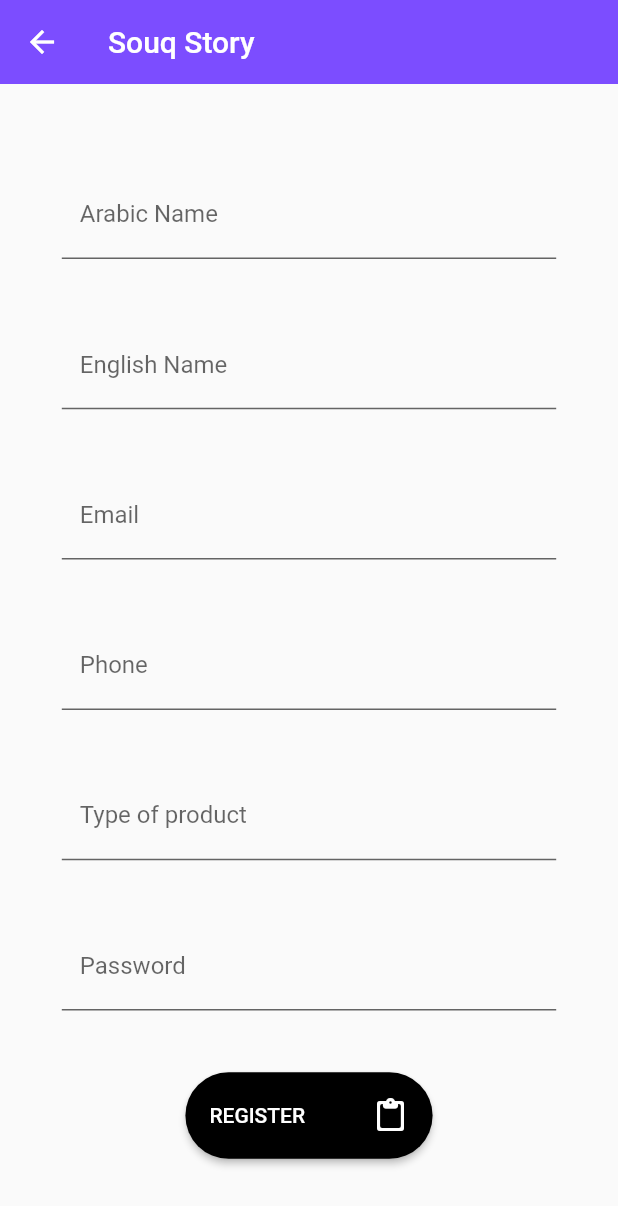
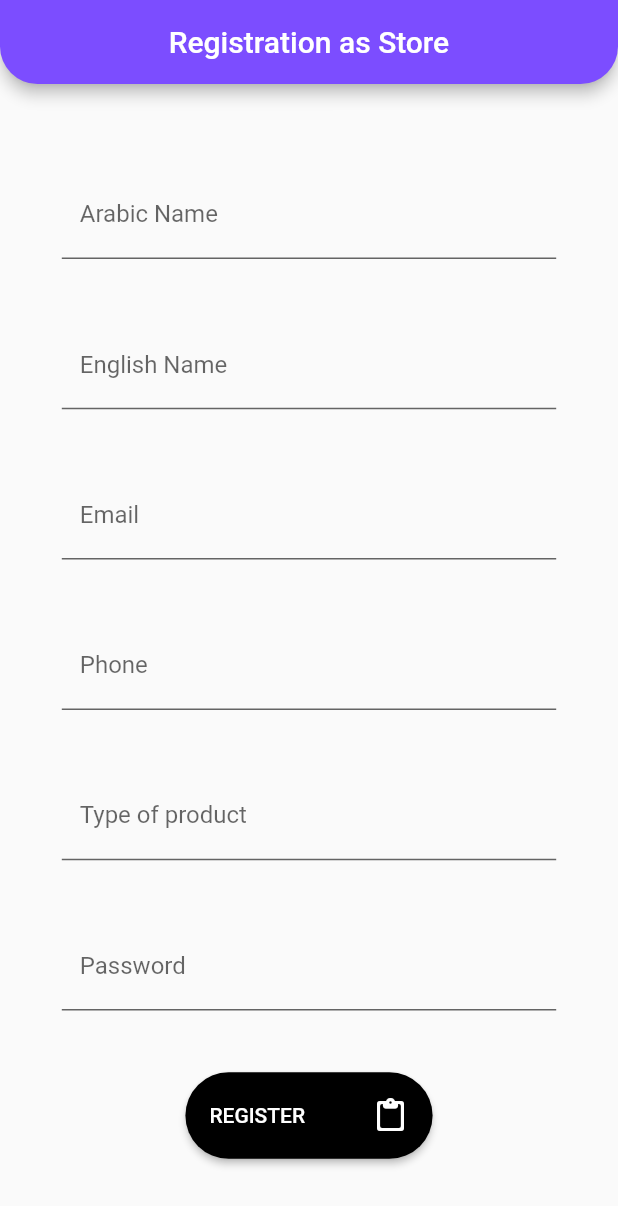
Before and after one commit to khaledDerbass/BlackMarket, a Flutter app: the RegisterPage screen opened directly, after a tap on "Register as Store", on a phone screen of 412 x 824 dp. Shown: the top 1206 px of the screen. Run offline on Flutter 3.47's test engine with Material 2 defaults, Android fonts, the phone set to English and light mode, and no system bars; our stand-ins replace cloud_firestore, convex_bottom_bar, easy_localization, firebase_auth, firebase_core, image_picker and 2 more; missing offline and left inert: flutter_stories, stories_for_flutter; accounts and stored records are empty; network calls fail; key blocks and very long unbroken strings in the code were emptied for the run.

Commit message:
Store Registeration page added

```diff
--- a/lib/src/ui/HomeScreen.dart
+++ b/lib/src/ui/HomeScreen.dart
@@ -35,7 +35,7 @@ class _HomeScreenState extends State<HomeScreen> {
 
   @override
   Widget build(BuildContext context) {
-    context.setLocale(Locale('en', 'US'));
+    context.setLocale(        Locale('en', 'US'));
     StoreRepository repository = StoreRepository();
     return MaterialApp(
       debugShowCheckedModeBanner: false,
@@ -183,7 +183,7 @@ class _HomeScreenState extends State<HomeScreen> {
                   onTap: () {
                     _openGallery(context);
                   },
-                  title: Text("Gallery"),
+                  title: Text(isArabic(context) ? 'الاستوديو' : 'Gallery'),
                   leading: Icon(
                     Icons.account_box,
                     color: Colors.deepPurpleAccent,
@@ -197,7 +197,7 @@ class _HomeScreenState extends State<HomeScreen> {
                   onTap: () {
                     _openCamera(context);
                   },
-                  title: Text("Camera"),
+                  title: Text(isArabic(context) ? 'الكاميرا': 'Camera'),
                   leading: Icon(
                     Icons.camera,
                     color: Colors.deepPurpleAccent,
--- a/lib/src/ui/RegisterPage.dart
+++ b/lib/src/ui/RegisterPage.dart
@@ -1,3 +1,4 @@
+import 'package:easy_localization/easy_localization.dart';
 import 'package:flutter/cupertino.dart';
 import 'package:flutter/material.dart';
 import '../Services/AuthenticationService.dart';
@@ -20,6 +21,7 @@ class _RegisterPageState extends State<RegisterPage> {
 
   @override
   Widget build(BuildContext context) {
+    context.setLocale(Locale('en', 'US'));
     return Scaffold(
       appBar: AppBar(
         backgroundColor: Colors.deepPurpleAccent,
@@ -28,8 +30,8 @@ class _RegisterPageState extends State<RegisterPage> {
             borderRadius: BorderRadius.only(
                 bottomRight: Radius.circular(25),
                 bottomLeft: Radius.circular(25))),
-        title: const Center(
-          child: Text("Registration"),
+        title:  Center(
+          child: Text( isArabic(context) ? 'التسجيل' : "Registration"),
         ),
       ),
 
@@ -47,9 +49,9 @@ class _RegisterPageState extends State<RegisterPage> {
                   TextField(
                     onChanged: (value) {},
                     controller: _usernameController,
-                    decoration: const InputDecoration(
+                    decoration:  InputDecoration(
                       fillColor: Colors.transparent,
-                      labelText: 'Username',
+                     labelText: isArabic(context) ? 'اسم المستخدم' : 'Username',
                       filled: true,
                     ),
                   ),
@@ -57,20 +59,20 @@ class _RegisterPageState extends State<RegisterPage> {
                   TextField(
                     onChanged: (value) {},
                     controller: _emailController,
-                    decoration: const InputDecoration(
+                    decoration:  InputDecoration(
                       fillColor: Colors.transparent,
                       filled: true,
-                      labelText: 'Email',
+                      labelText: isArabic(context) ? 'البريد الإلكتروني' : 'Email',
                     ),
                   ),
                   SizedBox(height: MediaQuery.of(context).size.height * .05),
                   TextField(
                     onChanged: (value) {},
                     controller: _phoneController,
-                    decoration: const InputDecoration(
+                    decoration:  InputDecoration(
                       fillColor: Colors.transparent,
                       filled: true,
-                      labelText: 'Phone',
+                      labelText: isArabic(context) ? 'رقم الهاتف' : 'Phone',
                     ),
                   ),
                   SizedBox(height: MediaQuery.of(context).size.height * .05),
@@ -78,10 +80,10 @@ class _RegisterPageState extends State<RegisterPage> {
                     onChanged: (value) {},
                     controller: _passwordController,
                     obscureText: true,
-                    decoration: const InputDecoration(
+                    decoration:  InputDecoration(
                       fillColor: Colors.transparent,
                       filled: true,
-                      labelText: 'Password',
+                      labelText: isArabic(context) ? 'كلمة السر' : 'Password',
                     ),
                   ),
                   SizedBox(height: MediaQuery.of(context).size.height * .05),
@@ -101,10 +103,11 @@ class _RegisterPageState extends State<RegisterPage> {
                           ),
                           onPressed: () {
                             final snackBar1 = SnackBar(
-                              content: const Text('Your account has been created successfully'),
+                              content: Text( isArabic(context) ? 'تم التسجيل بنجاح ' : 'Your account has been created successfully'),
                             );
                             final snackBar2 = SnackBar(
-                              content: const Text('Error during sign up...'),
+                              content: Text( isArabic(context) ? 'حدث خطأ اثناء عملية التسجيل' : 'Error during sign up'),
+
                             );
 
                             // Find the ScaffoldMessenger in the widget tree
@@ -133,8 +136,8 @@ class _RegisterPageState extends State<RegisterPage> {
                           child: Row(
                             mainAxisAlignment: MainAxisAlignment.spaceBetween,
                             //crossAxisAlignment: CrossAxisAlignment.center,
-                            children: const [
-                              Text('REGISTER'),
+                            children:  [
+                             Text( isArabic(context) ? 'التسجيل' : 'REGISTER'),
                               Icon(
                                 Icons.content_paste_rounded,
                                 color: Colors.white,
@@ -156,8 +159,8 @@ class _RegisterPageState extends State<RegisterPage> {
                                 const StoreRegisteration()),
                           );
                         },
-                        child: const Text(
-                          'Register as Store',
+                        child:  Text(
+                         isArabic(context) ? ' التسجيل كمتجر' : 'Register as Store',
                           style: TextStyle(color: Colors.black),
                         ),
                       )
@@ -171,5 +174,7 @@ class _RegisterPageState extends State<RegisterPage> {
       ),
     );
   }
-
+  bool isArabic(BuildContext context) {
+    return context.locale.languageCode == 'ar';
+  }
 }
--- a/lib/src/ui/SearchPage.dart
+++ b/lib/src/ui/SearchPage.dart
@@ -57,7 +57,6 @@ class _SearchPageState extends State<SearchPage>{
             ),
             leadingWidth: MediaQuery.of(context).size.width * 0.07,
             title: Container(
-              //isArabic(context) ? const Text('الرئيسية') :const Text('Home'),
               width: double.infinity,
               height: MediaQuery.of(context).size.height * 0.05,
               decoration: BoxDecoration(
--- a/lib/src/ui/StoreRegisteration.dart
+++ b/lib/src/ui/StoreRegisteration.dart
@@ -1,3 +1,4 @@
+import 'package:easy_localization/easy_localization.dart';
 import 'package:flutter/material.dart';
 import 'CustomProfileAppBar.dart';
 import 'HomeScreen.dart';
@@ -13,23 +14,21 @@ class StoreRegisterationState extends State<StoreRegisteration> {
 
   @override
   Widget build(BuildContext context) {
-    return Material(
-
-      child: NestedScrollView(
-        headerSliverBuilder: (context,index) {
-          return [
-            CustomProfileAppBar(),
-          ];
-        },
+    context.setLocale(Locale('en', 'US'));
+    return Scaffold(
+      appBar: AppBar(
+        backgroundColor: Colors.deepPurpleAccent,
+        automaticallyImplyLeading: false,
+        shape: const RoundedRectangleBorder(
+            borderRadius: BorderRadius.only(
+                bottomRight: Radius.circular(25),
+                bottomLeft: Radius.circular(25))),
+        title:  Center(
+          child: Text( isArabic(context) ? 'التسجيل كمتجر' : "Registration as Store"),
+        ),
+      ),
         body: Stack(
           children: [
-            Row(
-              mainAxisAlignment: MainAxisAlignment.center,
-              children: [
-
-
-              ],
-            ),
             SingleChildScrollView(
               child: Container(
                 padding: EdgeInsets.only(
@@ -42,7 +41,7 @@ class StoreRegisterationState extends State<StoreRegisteration> {
                     TextField(
                       decoration: InputDecoration(
                         fillColor: Colors.transparent,
-                        labelText: 'Arabic Name',
+                        labelText:  isArabic(context) ? 'الإسم بالعربي' : 'Arabic Name',
                         filled: true,
                       ),
                     ),
@@ -51,7 +50,7 @@ class StoreRegisterationState extends State<StoreRegisteration> {
                       decoration: InputDecoration(
                         fillColor: Colors.transparent,
                         filled: true,
-                        labelText: 'English Name',
+                        labelText:  isArabic(context) ? 'الإسم بالإنجليزية' : 'English Name',
                       ),
                     ),
                     SizedBox(height:  MediaQuery.of(context).size.height * .05),
@@ -59,7 +58,7 @@ class StoreRegisterationState extends State<StoreRegisteration> {
                       decoration: InputDecoration(
                         fillColor: Colors.transparent,
                         filled: true,
-                        labelText: 'Email',
+                        labelText: isArabic(context) ? 'البريد الإلكتروني' : 'Email',
                       ),
                     ),
                     SizedBox(height:  MediaQuery.of(context).size.height * .05),
@@ -67,7 +66,7 @@ class StoreRegisterationState extends State<StoreRegisteration> {
                       decoration: InputDecoration(
                         fillColor: Colors.transparent,
                         filled: true,
-                        labelText: 'Phone',
+                        labelText: isArabic(context) ? 'رقم الهاتف' : 'Phone',
                       ),
                     ),
                     SizedBox(height:  MediaQuery.of(context).size.height * .05),
@@ -75,7 +74,7 @@ class StoreRegisterationState extends State<StoreRegisteration> {
                       decoration: InputDecoration(
                         fillColor: Colors.transparent,
                         filled: true,
-                        labelText: 'Type of product',
+                        labelText: isArabic(context) ? 'نوع البضاعة' : 'Type of product',
                       ),
                     ),
                     SizedBox(height:  MediaQuery.of(context).size.height * .05),
@@ -84,7 +83,7 @@ class StoreRegisterationState extends State<StoreRegisteration> {
                       decoration: InputDecoration(
                         fillColor: Colors.transparent,
                         filled: true,
-                        labelText: 'Password',
+                        labelText: isArabic(context) ? 'كلمة السر' : 'Password',
                       ),
                     ),
                     SizedBox(height:  MediaQuery.of(context).size.height * .05),
@@ -107,7 +106,7 @@ class StoreRegisterationState extends State<StoreRegisteration> {
                               MainAxisAlignment.spaceBetween,
                               //crossAxisAlignment: CrossAxisAlignment.center,
                               children: [
-                                Text('REGISTER'),
+                                Text( isArabic(context) ? 'التسجيل' : 'REGISTER'),
                                 Icon(
                                   Icons.content_paste_rounded,
                                   color: Colors.white,
@@ -121,7 +120,9 @@ class StoreRegisterationState extends State<StoreRegisteration> {
             ),
           ],
         ),
-      ),
     );
   }
+  bool isArabic(BuildContext context) {
+    return context.locale.languageCode == 'ar';
+  }
 }
```
Also changed, not shown: lib/src/ui/AboutUsPage.dart (added, +32 -0 lines), lib/src/ui/ContactUsPage.dart (added, +33 -0 lines), lib/src/ui/CustomProfileAppBar.dart (+9 -1 lines), lib/src/ui/LoginPage.dart (+18 -15 lines), lib/src/ui/ProfileHeader.dart (+10 -8 lines), lib/src/ui/ProfilePage.dart (+27 -10 lines), lib/src/ui/SideBar Home.dart (+41 -19 lines), lib/src/ui/resetpassPage.dart (+10 -8 lines).
